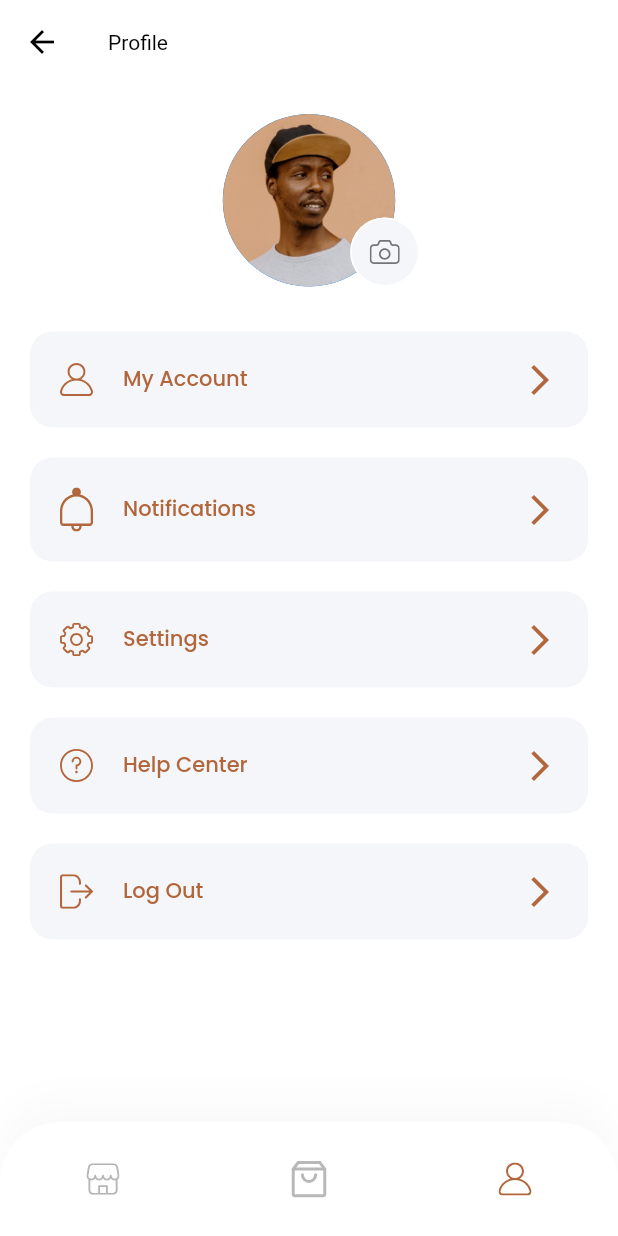
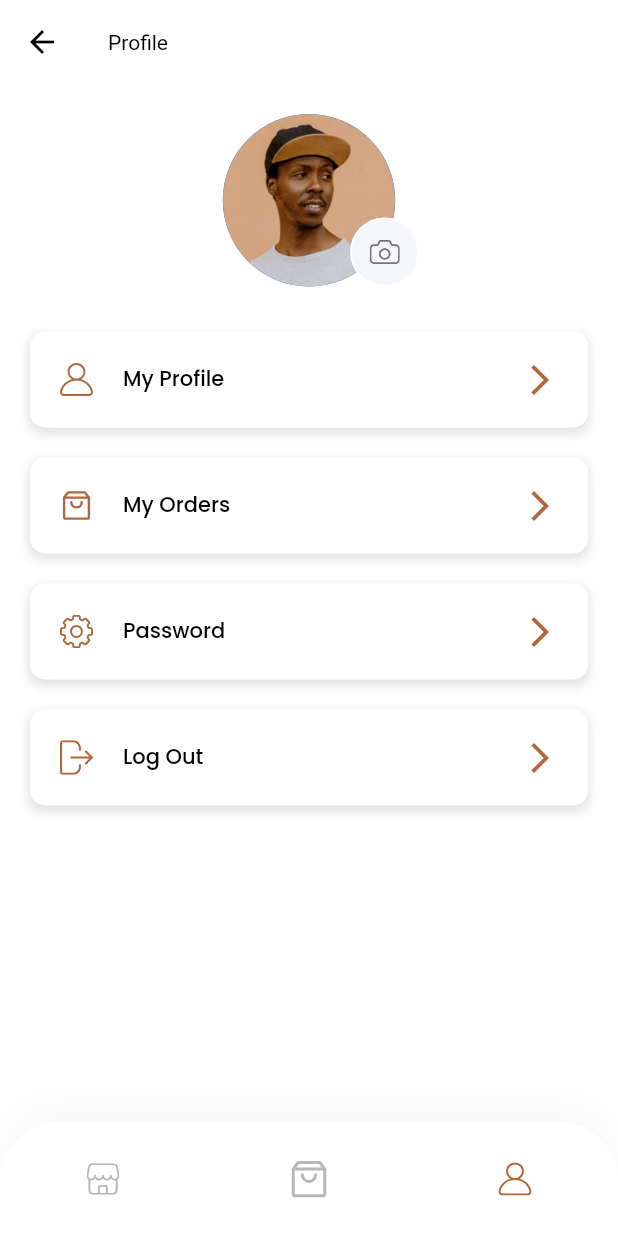
Before and after one commit to leducminh85/shoes_store_app, a Flutter app: the ProfileScreen screen opened by its route, on a phone screen of 412 x 824 dp. Run offline on Flutter 3.47's test engine with Material 2 defaults, Android fonts, the phone set to English and light mode, and no system bars; our stand-ins replace flutter_svg.

Commit message:
change profile menu

```diff
--- a/lib/screens/profile/components/body.dart
+++ b/lib/screens/profile/components/body.dart
@@ -13,25 +13,25 @@ class Body extends StatelessWidget {
           ProfilePic(),
           SizedBox(height: 20),
           ProfileMenu(
-            text: "My Account",
+            text: "My Profile",
             icon: "assets/icons/User Icon.svg",
             press: () => {},
           ),
           ProfileMenu(
-            text: "Notifications",
-            icon: "assets/icons/Bell.svg",
+            text: "My Orders",
+            icon: "assets/icons/Orders.svg",
             press: () {},
           ),
           ProfileMenu(
-            text: "Settings",
+            text: "Password",
             icon: "assets/icons/Settings.svg",
             press: () {},
           ),
-          ProfileMenu(
-            text: "Help Center",
-            icon: "assets/icons/Question mark.svg",
-            press: () {},
-          ),
+          // ProfileMenu(
+          //   text: "Help Center",
+          //   icon: "assets/icons/Question mark.svg",
+          //   press: () {},
+          // ),
           ProfileMenu(
             text: "Log Out",
             icon: "assets/icons/Log out.svg",
--- a/lib/screens/profile/components/profile_menu.dart
+++ b/lib/screens/profile/components/profile_menu.dart
@@ -18,13 +18,15 @@ class ProfileMenu extends StatelessWidget {
   Widget build(BuildContext context) {
     return Padding(
         padding: EdgeInsets.symmetric(horizontal: 20, vertical: 10),
+        child: Container(
           child: TextButton(
             style: TextButton.styleFrom(
               primary: kPrimaryColor,
               padding: EdgeInsets.all(20),
-          shape:
-              RoundedRectangleBorder(borderRadius: BorderRadius.circular(15)),
-          backgroundColor: Color(0xFFF5F6F9),
+              shape: RoundedRectangleBorder(
+                  borderRadius: BorderRadius.circular(15)),
+              backgroundColor: Color(0xFFFFFFFF),
+              foregroundColor: Colors.grey,
             ),
             onPressed: press,
             child: Row(
@@ -35,11 +37,31 @@ class ProfileMenu extends StatelessWidget {
                   width: 22,
                 ),
                 SizedBox(width: 20),
-            Expanded(child: Text(text)),
+                Expanded(
+                    child: Text(
+                  text,
+                  style: TextStyle(color: Colors.black),
+                )),
                 Icon(Icons.arrow_forward_ios),
               ],
             ),
           ),
-    );
+          decoration: BoxDecoration(
+            color: Colors.white,
+            borderRadius: BorderRadius.only(
+                topLeft: Radius.circular(10),
+                topRight: Radius.circular(10),
+                bottomLeft: Radius.circular(10),
+                bottomRight: Radius.circular(10)),
+            boxShadow: [
+              BoxShadow(
+                color: Colors.grey.withOpacity(0.3),
+                spreadRadius: 1,
+                blurRadius: 5,
+                offset: Offset(0, 3), // changes position of shadow
+              ),
+            ],
+          ),
+        ));
   }
 }
```
Lines whose indentation alone changed are shown as unchanged.
